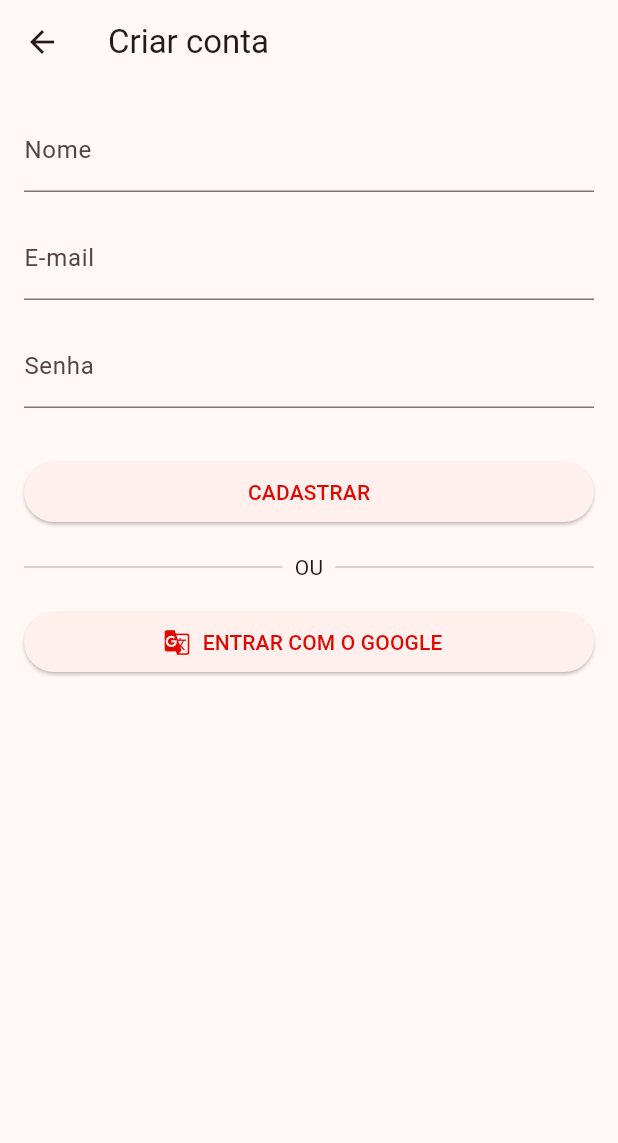
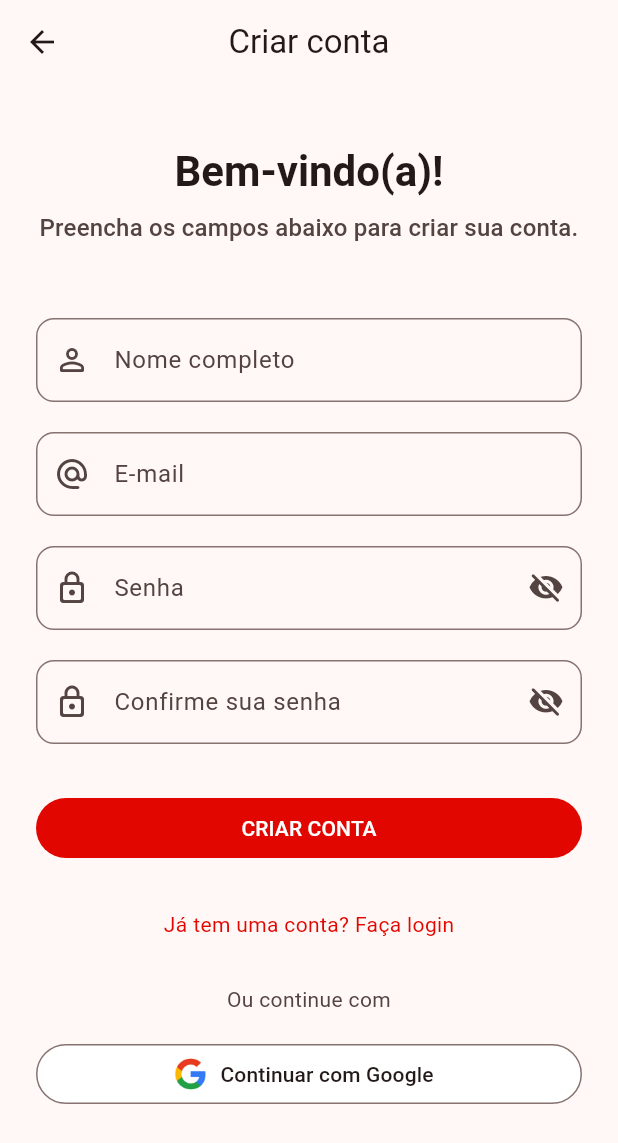
Before and after one commit to vitoramaral10/fly_checklist, a Flutter app: the SignUpPage screen opened by its route, on a phone screen of 412 x 824 dp. Shown: the top 1143 px of the screen. Run offline on Flutter 3.47's test engine with Material 3 defaults, Android fonts, the phone set to English and light mode, and no system bars; our stand-ins replace get.

Commit message:
feat: Refactor code structure for improved readability and maintainability

```diff
--- a/lib/main/factories/pages/home/home_binding_factory.dart
+++ b/lib/main/factories/pages/home/home_binding_factory.dart
@@ -7,6 +7,6 @@ Bindings makeHomeBinding() => _HomeBinding();
 class _HomeBinding extends Bindings {
   @override
   void dependencies() {
-    Get.put(() => GetxHomePresenter());
+    Get.put(GetxHomePresenter());
   }
 }
--- a/lib/main/factories/pages/signup/signup_binding_factory.dart
+++ b/lib/main/factories/pages/signup/signup_binding_factory.dart
@@ -7,6 +7,6 @@ Bindings makeSignUpBinding() => _SignUpBinding();
 class _SignUpBinding extends Bindings {
   @override
   void dependencies() {
-    Get.put(() => GetxSignUpPresenter());
+    Get.put(GetxSignUpPresenter());
   }
 }
--- a/lib/presentation/presenters/getx_signup_presenter.dart
+++ b/lib/presentation/presenters/getx_signup_presenter.dart
@@ -1,3 +1,19 @@
+import 'package:get/get.dart';
+
 import '../../ui/pages/signup/signup.dart';
 
-class GetxSignUpPresenter implements SignUpPresenter {}
+class GetxSignUpPresenter implements SignUpPresenter {
+  final _obscurePassword = true.obs;
+  final _obscureConfirmPassword = true.obs;
+
+  @override
+  bool get obscurePassword => _obscurePassword.value;
+  @override
+  bool get obscureConfirmPassword => _obscureConfirmPassword.value;
+
+  @override
+  void togglePasswordVisibility() => _obscurePassword.toggle();
+
+  @override
+  void toggleConfirmPasswordVisibility() => _obscureConfirmPassword.toggle();
+}
--- a/lib/ui/pages/signup/signup_page.dart
+++ b/lib/ui/pages/signup/signup_page.dart
@@ -8,43 +8,159 @@ class SignUpPage extends GetView<GetxSignUpPresenter> {
 
   @override
   Widget build(BuildContext context) {
+    final textTheme = Theme.of(context).textTheme;
+    final colorScheme = Theme.of(context).colorScheme;
+
     return Scaffold(
-      appBar: AppBar(title: const Text('Criar conta')),
-      body: Padding(
-        padding: const EdgeInsets.all(16.0),
+      appBar: AppBar(
+        title: const Text('Criar conta'),
+        centerTitle: true,
+        backgroundColor: Colors.transparent,
+        elevation: 0,
+      ),
+      body: SingleChildScrollView(
+        child: Padding(
+          padding: const EdgeInsets.symmetric(horizontal: 24.0, vertical: 16.0),
+          child: Form(
+            // TODO: Adicionar GlobalKey<FormState> para validação
             child: Column(
               crossAxisAlignment: CrossAxisAlignment.stretch,
               children: [
-            TextFormField(decoration: const InputDecoration(labelText: 'Nome')),
-            const SizedBox(height: 16.0),
+                const SizedBox(height: 24),
+                Text(
+                  'Bem-vindo(a)!',
+                  style: textTheme.headlineMedium?.copyWith(
+                    fontWeight: FontWeight.bold,
+                    color: colorScheme.onSurface,
+                  ),
+                  textAlign: TextAlign.center,
+                ),
+                const SizedBox(height: 8),
+                Text(
+                  'Preencha os campos abaixo para criar sua conta.',
+                  style: textTheme.titleMedium?.copyWith(
+                    color: colorScheme.onSurfaceVariant,
+                  ),
+                  textAlign: TextAlign.center,
+                ),
+                const SizedBox(height: 48),
                 TextFormField(
-              decoration: const InputDecoration(labelText: 'E-mail'),
+                  decoration: const InputDecoration(
+                    labelText: 'Nome completo',
+                    prefixIcon: Icon(Icons.person_outline_rounded),
+                    border: OutlineInputBorder(
+                      borderRadius: BorderRadius.all(Radius.circular(12)),
                     ),
-            const SizedBox(height: 16.0),
+                  ),
+                  keyboardType: TextInputType.name,
+                  textCapitalization: TextCapitalization.words,
+                  textInputAction: TextInputAction.next,
+                ),
+                const SizedBox(height: 20),
                 TextFormField(
-              decoration: const InputDecoration(labelText: 'Senha'),
-              obscureText: true,
+                  decoration: const InputDecoration(
+                    labelText: 'E-mail',
+                    prefixIcon: Icon(Icons.alternate_email_rounded),
+                    border: OutlineInputBorder(
+                      borderRadius: BorderRadius.all(Radius.circular(12)),
                     ),
-            const SizedBox(height: 32.0),
-            ElevatedButton(onPressed: () {}, child: const Text('CADASTRAR')),
-            const SizedBox(height: 16.0),
-            const Row(
-              children: [
-                Expanded(child: Divider()),
-                Padding(
-                  padding: EdgeInsets.symmetric(horizontal: 8.0),
-                  child: Text('OU'),
                   ),
-                Expanded(child: Divider()),
+                  keyboardType: TextInputType.emailAddress,
+                  textInputAction: TextInputAction.next,
+                ),
+                const SizedBox(height: 20),
+                Obx(
+                  () => TextFormField(
+                    decoration: InputDecoration(
+                      labelText: 'Senha',
+                      prefixIcon: const Icon(Icons.lock_outline_rounded),
+                      suffixIcon: IconButton(
+                        icon: Icon(
+                          controller.obscurePassword
+                              ? Icons.visibility_off_rounded
+                              : Icons.visibility_rounded,
+                        ),
+                        onPressed: controller.togglePasswordVisibility,
+                      ),
+                      border: const OutlineInputBorder(
+                        borderRadius: BorderRadius.all(Radius.circular(12)),
+                      ),
+                    ),
+                    obscureText: controller.obscurePassword,
+                    textInputAction: TextInputAction.next,
+                    onFieldSubmitted: (_) {},
+                  ),
+                ),
+                const SizedBox(height: 20),
+                Obx(
+                  () => TextFormField(
+                    decoration: InputDecoration(
+                      labelText: 'Confirme sua senha',
+                      prefixIcon: Icon(Icons.lock_outline_rounded),
+                      suffixIcon: IconButton(
+                        icon: Icon(
+                          controller.obscureConfirmPassword
+                              ? Icons.visibility_off_rounded
+                              : Icons.visibility_rounded,
+                        ),
+                        onPressed: controller.toggleConfirmPasswordVisibility,
+                      ),
+                      border: OutlineInputBorder(
+                        borderRadius: BorderRadius.all(Radius.circular(12)),
+                      ),
+                    ),
+                    obscureText: controller.obscureConfirmPassword,
+                    textInputAction: TextInputAction.done,
+                  ),
+                ),
+                const SizedBox(height: 32),
+                FilledButton(
+                  onPressed: () {},
+
+                  child: const Text('CRIAR CONTA'),
+                ),
+                const SizedBox(height: 16),
+                TextButton(
+                  onPressed: () {
+                    Get.back();
+                  },
+                  child: Text(
+                    'Já tem uma conta? Faça login',
+                    style: textTheme.bodyMedium?.copyWith(
+                      color: colorScheme.primary,
+                    ),
+                  ),
+                ),
+                // Google Sign-In Button
+                const SizedBox(height: 16),
+                Text(
+                  'Ou continue com',
+                  style: textTheme.bodyMedium?.copyWith(
+                    color: colorScheme.onSurfaceVariant,
+                  ),
+                  textAlign: TextAlign.center,
+                ),
+                const SizedBox(height: 16),
+                FilledButton.icon(
+                  onPressed: () {},
+                  style: FilledButton.styleFrom(
+                    backgroundColor: Colors.white,
+                    foregroundColor: colorScheme.onSurface,
+                    shape: RoundedRectangleBorder(
+                      borderRadius: BorderRadius.circular(24),
+                      side: BorderSide(color: colorScheme.outline),
+                    ),
+                  ),
+                  icon: Image.asset(
+                    'assets/images/google.png',
+                    height: 24,
+                    width: 24,
+                  ),
+                  label: const Text('Continuar com Google'),
+                ),
               ],
             ),
-            const SizedBox(height: 16.0),
-            ElevatedButton.icon(
-              onPressed: () {},
-              icon: const Icon(Icons.g_translate),
-              label: const Text('ENTRAR COM O GOOGLE'),
           ),
-          ],
         ),
       ),
     );
--- a/lib/ui/pages/signup/signup_presenter.dart
+++ b/lib/ui/pages/signup/signup_presenter.dart
@@ -1 +1,7 @@
-abstract class SignUpPresenter {}
+abstract class SignUpPresenter {
+  bool get obscurePassword;
+  bool get obscureConfirmPassword;
+
+  void togglePasswordVisibility();
+  void toggleConfirmPasswordVisibility();
+}
--- a/pubspec.yaml
+++ b/pubspec.yaml
@@ -59,8 +59,8 @@ flutter:
   uses-material-design: true
 
   # To add assets to your application, add an assets section, like this:
-  # assets:
-  #   - images/a_dot_burr.jpeg
+  assets:
+    - assets/images/
   #   - images/a_dot_ham.jpeg
 
   # An image asset can refer to one or more resolution-specific "variants", see
```
Also changed, not shown: assets/images/google.png (added). Lines whose indentation alone changed are shown as unchanged.
